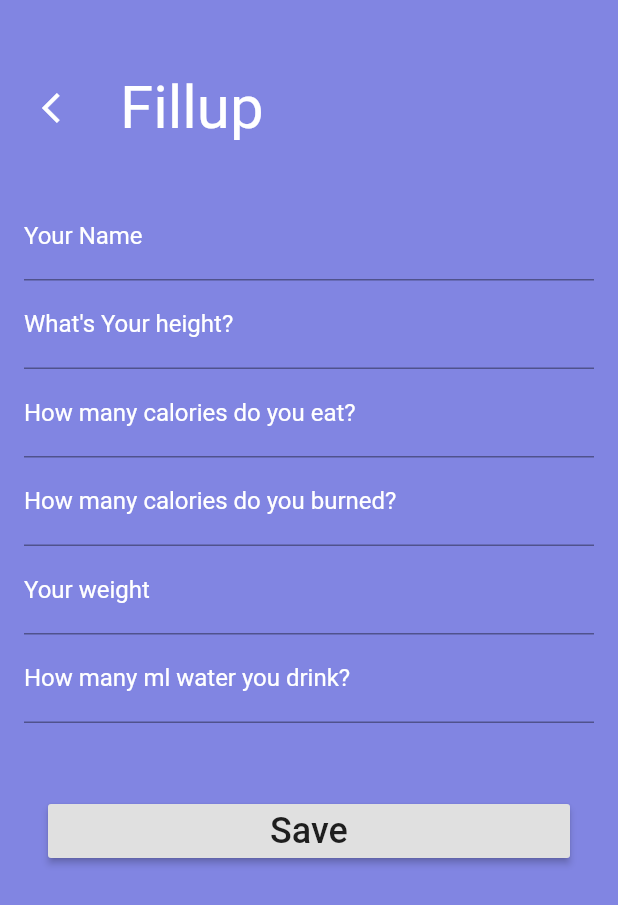
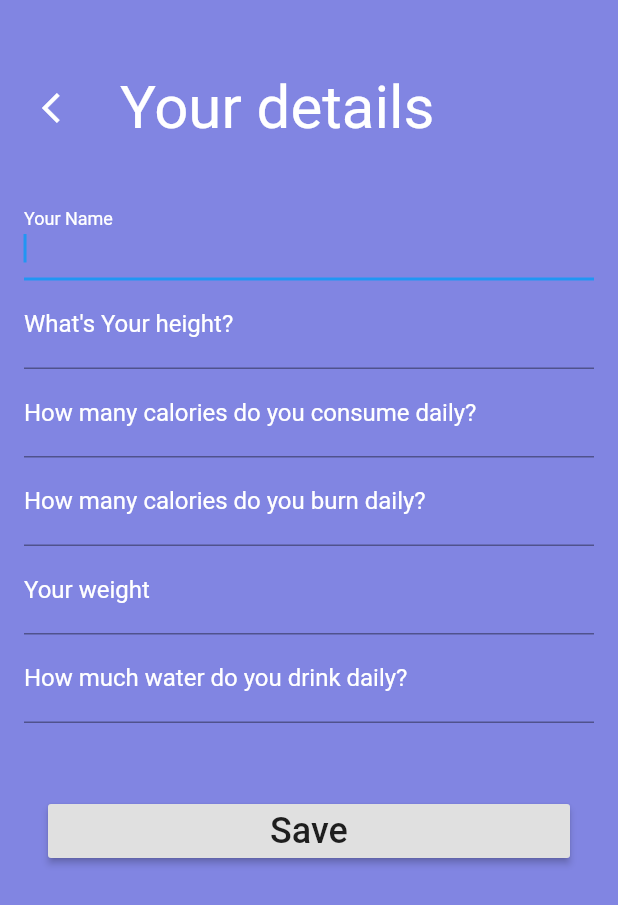
Before and after one commit to noga-dev/hack20, a Flutter app: the screen it shows after launch, after a tap on "Pledge", on a phone screen of 412 x 824 dp. Shown: the top 905 px of the screen. Run offline on Flutter 3.47's test engine with Material 2 defaults, Android fonts, the phone set to English and light mode, and no system bars; our stand-ins replace avatar_glow, shared_preferences, webview_flutter.

Commit message:
Changed pictures Fixed broken English Prettier pledges.dart autoformatting

```diff
--- a/lib/fitness_app/bottom_navigation_view/bottom_bar_view.dart
+++ b/lib/fitness_app/bottom_navigation_view/bottom_bar_view.dart
@@ -1,10 +1,8 @@
 import 'dart:math' as math;
 import 'package:best_flutter_ui_templates/fitness_app/fintness_app_theme.dart';
 import 'package:best_flutter_ui_templates/fitness_app/models/tabIcon_data.dart';
-import 'package:best_flutter_ui_templates/main.dart';
 import 'package:flutter/material.dart';
 
-import '../../main.dart';
 import '../models/tabIcon_data.dart';
 
 class BottomBarView extends StatefulWidget {
--- a/lib/fitness_app/my_diary/footprint.dart
+++ b/lib/fitness_app/my_diary/footprint.dart
@@ -19,6 +19,7 @@ class _Footprint extends State<Footprint> with TickerProviderStateMixin {
   Widget build(BuildContext context) {
     return MaterialApp(
       title: 'welcome',
+      debugShowCheckedModeBanner: false,
       home: Scaffold(
         body: Stack(
           children: [
--- a/lib/fitness_app/my_diary/water_view.dart
+++ b/lib/fitness_app/my_diary/water_view.dart
@@ -106,7 +106,7 @@ class _WaterViewState extends State<WaterView> with TickerProviderStateMixin {
                                   padding: const EdgeInsets.only(
                                       left: 4, top: 2, bottom: 14),
                                   child: Text(
-                                    'of daily goal 3.5L',
+                                    'of 3.5L daily goal',
                                     textAlign: TextAlign.center,
                                     style: TextStyle(
                                       fontFamily: FintnessAppTheme.fontName,
--- a/lib/form/userdetail.dart
+++ b/lib/form/userdetail.dart
@@ -60,7 +60,7 @@ class _UserDetailState extends State<UserDetail> {
                   Padding(
                     padding: const EdgeInsets.only(left: 16.0),
                     child: new Text(
-                      "Fillup",
+                      "Your details",
                       style: new TextStyle(
                         color: Colors.white,
                         fontSize: 40.0,
@@ -76,6 +76,9 @@ class _UserDetailState extends State<UserDetail> {
                 crossAxisAlignment: CrossAxisAlignment.stretch,
                 children: <Widget>[
                   new TextFormField(
+                    textInputAction: TextInputAction.next,
+                    autofocus: true,
+                    onFieldSubmitted: (_) => FocusScope.of(context).nextFocus(),
                     decoration: new InputDecoration(
                       labelText: "Your Name",
                       labelStyle: new TextStyle(
@@ -93,8 +96,11 @@ class _UserDetailState extends State<UserDetail> {
                     controller: _nameController,
                   ),
                   new TextFormField(
+                    textInputAction: TextInputAction.next,
+                    onFieldSubmitted: (_) => FocusScope.of(context).nextFocus(),
                     decoration: new InputDecoration(
                       labelText: "What's Your height?",
+                      hintText: 'cm',
                       labelStyle: new TextStyle(
                         color: Colors.white,
                       ),
@@ -110,8 +116,11 @@ class _UserDetailState extends State<UserDetail> {
                     controller: _hightController,
                   ),
                   new TextFormField(
+                    textInputAction: TextInputAction.next,
+                    onFieldSubmitted: (_) => FocusScope.of(context).nextFocus(),
                     decoration: new InputDecoration(
-                      labelText: "How many calories do you eat?",
+                      labelText: "How many calories do you consume daily?",
+                      hintText: 'kCal',
                       labelStyle: new TextStyle(
                         color: Colors.white,
                       ),
@@ -119,7 +128,7 @@ class _UserDetailState extends State<UserDetail> {
                     ),
                     validator: (value) {
                       if (value.isEmpty) {
-                        return 'Please enter your eaten calories';
+                        return 'Please enter your daily consumed calories';
                       }
                       return null;
                     },
@@ -127,8 +136,11 @@ class _UserDetailState extends State<UserDetail> {
                     controller: _eatController,
                   ),
                   new TextFormField(
+                    textInputAction: TextInputAction.next,
+                    onFieldSubmitted: (_) => FocusScope.of(context).nextFocus(),
                     decoration: new InputDecoration(
-                      labelText: "How many calories do you burned?",
+                      labelText: "How many calories do you burn daily?",
+                      hintText: 'kCal',
                       labelStyle: new TextStyle(
                         color: Colors.white,
                       ),
@@ -137,7 +149,7 @@ class _UserDetailState extends State<UserDetail> {
 
                     validator: (value) {
                       if (value.isEmpty) {
-                        return 'Please enter your burned calories';
+                        return 'Please enter your daily burned calories';
                       }
                       return null;
                     },
@@ -146,8 +158,11 @@ class _UserDetailState extends State<UserDetail> {
                     //onChanged: validateEmail,
                   ),
                   new TextFormField(
+                    textInputAction: TextInputAction.next,
+                    onFieldSubmitted: (_) => FocusScope.of(context).nextFocus(),
                     decoration: new InputDecoration(
                       labelText: "Your weight",
+                      hintText: 'kg',
                       labelStyle: new TextStyle(
                         color: Colors.white,
                       ),
@@ -165,8 +180,11 @@ class _UserDetailState extends State<UserDetail> {
                     //onChanged: validateEmail,
                   ),
                   new TextFormField(
+                    textInputAction: TextInputAction.done,
+                    onFieldSubmitted: (_) => FocusScope.of(context).unfocus(),
                     decoration: new InputDecoration(
-                      labelText: "How many ml water you drink? ",
+                      labelText: "How much water do you drink daily?",
+                      hintText: 'mL',
                       labelStyle: new TextStyle(
                         color: Colors.white,
                       ),
@@ -175,7 +193,7 @@ class _UserDetailState extends State<UserDetail> {
 
                     validator: (value) {
                       if (value.isEmpty) {
-                        return 'Please enter ml water you drink';
+                        return 'Please enter how much water you drink per day';
                       }
                       return null;
                     },
--- a/lib/main.dart
+++ b/lib/main.dart
@@ -101,14 +101,15 @@ class _MyAppState extends State<MyApp> with SingleTickerProviderStateMixin {
                         // child: FlutterLogo(
                         //   size: 50.0,
                         // ),
-                          child: new Image.asset(
+                        child: Image.asset(
                           //'assets/images/earth.png',
-                            'assets/fitness_app/earth.png',
-                            height: 100.0,
-                            fit: BoxFit.cover,
+                          'assets/fitness_app/gaia.png',
+                          fit: BoxFit.none,
+                          scale: 4.7,
                         ),
                         radius: 50.0,
-                        )),
+                      ),
+                    ),
                   ),
                   DelayedAnimation(
                     child: Text(
@@ -119,6 +120,9 @@ class _MyAppState extends State<MyApp> with SingleTickerProviderStateMixin {
                           color: color),
                     ),
                     delay: delayedAmount + 1000,
+                  ),
+                  SizedBox(
+                    height: 10,
                   ),
                   DelayedAnimation(
                     child: Text(
```
Also changed, not shown: lib/fitness_app/my_diary/my_diary_screen.dart (+7 -7 lines), lib/fitness_app/my_diary/pladge.dart (+132 -26 lines), lib/fitness_app/ui_view/area_list_view.dart (+4 -4 lines), lib/fitness_app/ui_view/body_measurement.dart (+13 -9 lines), lib/fitness_app/ui_view/mediterranesn_diet_view.dart (+7 -4 lines), lib/fitness_app/ui_view/running_view.dart (+7 -4 lines), lib/fitness_app/ui_view/workout_view.dart (+6 -5 lines), lib/form/Intro.dart (+10 -6 lines), assets/fitness_app/clean.png (added), assets/fitness_app/gaia.png (added), assets/fitness_app/oil.png (added), assets/fitness_app/plant.png (added), assets/fitness_app/water.png (added). Lines whose indentation alone changed are shown as unchanged.
